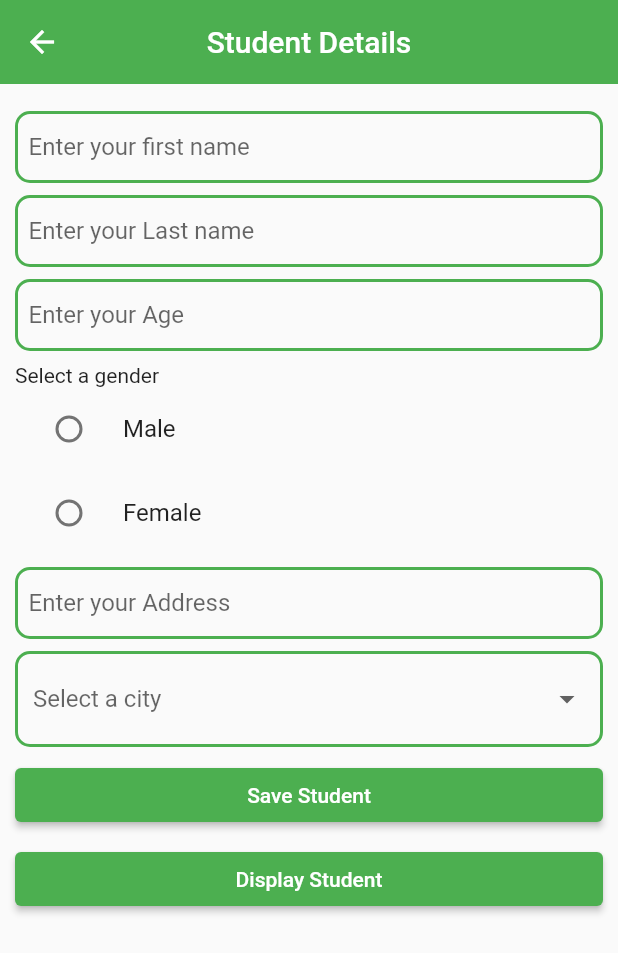
After one commit to prashant133/mobile_class, a Flutter app: the screen it shows after launch, after a tap on "Student", on a phone screen of 412 x 824 dp. The commit adds this screen. Shown: the top 953 px of the screen. Run offline on Flutter 3.47's test engine with Material 2 defaults, Android fonts, the phone set to English and light mode, and no system bars; network calls fail.

Commit message:
student_details

```diff
--- a/lib/app.dart
+++ b/lib/app.dart
@@ -10,6 +10,7 @@ import 'package:batch_30a/view/number_generator_view.dart';
 import 'package:batch_30a/view/output_screen.dart';
 import 'package:batch_30a/view/rich_text.dart';
 import 'package:batch_30a/view/si_view.dart';
+import 'package:batch_30a/view/student_details.dart';
 import 'package:flutter/material.dart';
 
 class App extends StatelessWidget {
@@ -32,6 +33,7 @@ class App extends StatelessWidget {
         '/outputRoute' : (context) => const OutputScreenView(),
         '/containerRoute' : (context) => const ContainerView(),
         '/loadRoute' :  (context) => const LoadImageView(),
+        '/studentRoute' : (context) => const StudentView(),
       },
     );
   }
--- /dev/null
+++ b/lib/model/student_details.dart
@@ -0,0 +1,5 @@
+class StudentDetails {
+  String saveStudent(String firstname) {
+    return firstname;
+  }
+}
--- a/lib/view/arithemtic_view.dart
+++ b/lib/view/arithemtic_view.dart
@@ -132,6 +132,7 @@ class _ArithmeticViewState extends State<ArithmeticView> {
                     onPressed: () {
                       if (myKey.currentState!.validate()) {
                         sub();
+                        Navigator.pushNamed(context, '/outputRoute');
                       }
                     },
                     child: const Text('SUB'),
--- a/lib/view/dashboard.dart
+++ b/lib/view/dashboard.dart
@@ -17,26 +17,35 @@ class DashboardView extends StatelessWidget {
           child: Column(
             crossAxisAlignment: CrossAxisAlignment.stretch,
             children: [
-              const SizedBox(height: 8),
+              const SizedBox(
+                height: 8,
+              ),
               ElevatedButton(
                 onPressed: () {
                   Navigator.pushNamed(context, '/siRoute');
                 },
                 child: const Text('Simple Interest'),
               ),
-              const SizedBox(height: 8),
+              const SizedBox(
+                height: 8,
+              ),
               ElevatedButton(
                 onPressed: () {
                   Navigator.pushNamed(context, '/addRoute');
                 },
                 child: const Text('Arithmetic'),
               ),
-              const SizedBox(height: 8),
+              const SizedBox(
+                height: 8,
+              ),
               ElevatedButton(
                 onPressed: () {
                   Navigator.pushNamed(context, '/areaRoute');
                 },
                 child: const Text('Areaofcircle'),
+              ),
+               const SizedBox(
+                height: 8,
               ),
               ElevatedButton(
                 onPressed: () {
@@ -44,11 +53,17 @@ class DashboardView extends StatelessWidget {
                 },
                 child: const Text('ChangeName'),
               ),
+               const SizedBox(
+                height: 8,
+              ),
               ElevatedButton(
                 onPressed: () {
                   Navigator.pushNamed(context, '/RichRoute');
                 },
                 child: const Text('RichText'),
+              ),
+               const SizedBox(
+                height: 8,
               ),
               ElevatedButton(
                 onPressed: () {
@@ -56,11 +71,17 @@ class DashboardView extends StatelessWidget {
                 },
                 child: const Text('Column'),
               ),
+               const SizedBox(
+                height: 8,
+              ),
               ElevatedButton(
                 onPressed: () {
                   Navigator.pushNamed(context, '/NumberRoute');
                 },
                 child: const Text('Number Generator'),
+              ),
+               const SizedBox(
+                height: 8,
               ),
               ElevatedButton(
                 onPressed: () {
@@ -68,17 +89,32 @@ class DashboardView extends StatelessWidget {
                 },
                 child: const Text('Output Screen'),
               ),
+               const SizedBox(
+                height: 8,
+              ),
               ElevatedButton(
                 onPressed: () {
                   Navigator.pushNamed(context, '/containerRoute');
                 },
                 child: const Text('Container'),
               ),
+               const SizedBox(
+                height: 8,
+              ),
               ElevatedButton(
                 onPressed: () {
                   Navigator.pushNamed(context, '/loadRoute');
                 },
                 child: const Text('Load'),
+              ),
+               const SizedBox(
+                height: 8,
+              ),
+              ElevatedButton(
+                onPressed: () {
+                  Navigator.pushNamed(context, '/studentRoute');
+                },
+                child: const Text('Student'),
               ),
             ],
           ),
--- /dev/null
+++ b/lib/view/student_details.dart
@@ -0,0 +1,263 @@
+import 'package:batch_30a/model/student_details.dart';
+import 'package:flutter/material.dart';
+
+enum Gender { male, female }
+
+enum City { newyork, california, sydney, berlin, paris }
+
+class StudentView extends StatefulWidget {
+  const StudentView({super.key});
+
+  @override
+  State<StudentView> createState() => _StudentViewState();
+}
+
+class _StudentViewState extends State<StudentView> {
+  late StudentDetails studentDetails;
+  Gender? _selectedGender;
+
+  final firstNameController = TextEditingController();
+  final lastNameController = TextEditingController();
+  final ageController = TextEditingController();
+  final addressController = TextEditingController();
+  final cityController = TextEditingController();
+
+  @override
+  void dispose() {
+    // TODO: implement dispose
+    firstNameController.dispose();
+    lastNameController.dispose();
+    ageController.dispose();
+    addressController.dispose();
+    cityController.dispose();
+    super.dispose();
+  }
+
+  void saveStudent() {
+    studentDetails = StudentDetails();
+    setState(() {
+      studentDetails.saveStudent(firstNameController.text);
+    });
+  }
+
+  final myKey = GlobalKey<FormState>();
+  @override
+  Widget build(BuildContext context) {
+    return Theme(
+      data: ThemeData(
+        colorScheme:
+            ColorScheme.fromSwatch().copyWith(primary: Colors.green.shade500),
+      ),
+      child: Scaffold(
+        appBar: AppBar(
+          title: const Text("Student Details"),
+          centerTitle: true,
+          elevation: 0,
+        ),
+        body: SingleChildScrollView(
+          child: Container(
+            padding: const EdgeInsets.all(10),
+            child: Column(
+              children: [
+                const SizedBox(
+                  height: 8,
+                ),
+                TextFormField(
+                  decoration: InputDecoration(
+                    focusedBorder: OutlineInputBorder(
+                      borderRadius: BorderRadius.circular(10),
+                      borderSide: const BorderSide(
+                        color: Colors.orange,
+                        width: 2,
+                      ),
+                    ),
+                    enabledBorder: OutlineInputBorder(
+                      borderRadius: BorderRadius.circular(10),
+                      borderSide: const BorderSide(
+                        color: Colors.green,
+                        width: 2,
+                      ),
+                    ),
+                    contentPadding: const EdgeInsets.all(9),
+                    hintText: 'Enter your first name',
+                  ),
+                  validator: (value) {
+                    if (value!.isEmpty) {
+                      return 'Enter your first name';
+                    }
+                    return null;
+                  },
+                ),
+                const SizedBox(
+                  height: 8,
+                ),
+                TextFormField(
+                  decoration: InputDecoration(
+                    focusedBorder: OutlineInputBorder(
+                      borderRadius: BorderRadius.circular(10),
+                      borderSide: const BorderSide(
+                        color: Colors.orange,
+                        width: 2,
+                      ),
+                    ),
+                    enabledBorder: OutlineInputBorder(
+                      borderRadius: BorderRadius.circular(10),
+                      borderSide: const BorderSide(
+                        color: Colors.green,
+                        width: 2,
+                      ),
+                    ),
+                    contentPadding: const EdgeInsets.all(9),
+                    hintText: 'Enter your Last name',
+                  ),
+                ),
+                const SizedBox(
+                  height: 8,
+                ),
+                TextFormField(
+                  keyboardType: TextInputType.number,
+                  decoration: InputDecoration(
+                    focusedBorder: OutlineInputBorder(
+                      borderRadius: BorderRadius.circular(10),
+                      borderSide: const BorderSide(
+                        color: Colors.orange,
+                        width: 2,
+                      ),
+                    ),
+                    enabledBorder: OutlineInputBorder(
+                      borderRadius: BorderRadius.circular(10),
+                      borderSide: const BorderSide(
+                        color: Colors.green,
+                        width: 2,
+                      ),
+                    ),
+                    contentPadding: const EdgeInsets.all(9),
+                    hintText: 'Enter your Age',
+                  ),
+                ),
+                const SizedBox(
+                  height: 8,
+                ),
+                const Align(
+                  alignment: Alignment.centerLeft,
+                  child: Text(
+                    "Select a gender",
+                  ),
+                ),
+                RadioListTile<Gender>(
+                  title: const Text('Male'),
+                  value: Gender.male,
+                  groupValue: _selectedGender,
+                  onChanged: (value) {
+                    setState(
+                      () {
+                        _selectedGender = value;
+                      },
+                    );
+                  },
+                ),
+                RadioListTile<Gender>(
+                  title: const Text('Female'),
+                  value: Gender.female,
+                  groupValue: _selectedGender,
+                  onChanged: (value) {
+                    setState(
+                      () {
+                        _selectedGender = value;
+                      },
+                    );
+                  },
+                ),
+                const SizedBox(
+                  height: 8,
+                ),
+                TextFormField(
+                  decoration: InputDecoration(
+                    focusedBorder: OutlineInputBorder(
+                      borderRadius: BorderRadius.circular(10),
+                      borderSide: const BorderSide(
+                        color: Colors.orange,
+                        width: 2,
+                      ),
+                    ),
+                    enabledBorder: OutlineInputBorder(
+                      borderRadius: BorderRadius.circular(10),
+                      borderSide: const BorderSide(
+                        color: Colors.green,
+                        width: 2,
+                      ),
+                    ),
+                    contentPadding: const EdgeInsets.all(9),
+                    hintText: 'Enter your Address',
+                  ),
+                ),
+                const SizedBox(
+                  height: 8,
+                ),
+                DropdownButtonFormField<City>(
+                  decoration: InputDecoration(
+                    focusedBorder: OutlineInputBorder(
+                      borderRadius: BorderRadius.circular(10),
+                      borderSide: const BorderSide(
+                        color: Colors.orange,
+                        width: 2,
+                      ),
+                    ),
+                    enabledBorder: OutlineInputBorder(
+                      borderRadius: BorderRadius.circular(10),
+                      borderSide: const BorderSide(
+                        color: Colors.green,
+                        width: 2,
+                      ),
+                    ),
+                    labelText: "Select a city",
+                    border: const OutlineInputBorder(),
+                  ),
+                  items: City.values.map((City city) {
+                    return DropdownMenuItem<City>(
+                      value: city,
+                      child: Text(city.toString().split('.').last),
+                    );
+                  }).toList(),
+                  onChanged: (City? selectedCity) {
+                    // Handle selected city
+                  },
+                ),
+                const SizedBox(
+                  height: 8,
+                ),
+                SizedBox(
+                  width: double.infinity,
+                  child: ElevatedButton(
+                    onPressed: () {
+                      null;
+                    },
+                    child: const Text(
+                      "Save Student",
+                    ),
+                  ),
+                ),
+                const SizedBox(
+                  height: 8,
+                ),
+                SizedBox(
+                  width: double.infinity,
+                  child: ElevatedButton(
+                    onPressed: () {
+                      if (myKey.currentState!.validate()) {
+                        print('this is test');
+                      }
+                    },
+                    child: const Text(
+                      "Display Student",
+                    ),
+                  ),
+                ),
+              ],
+            ),
+          ),
+        ),
+      ),
+    );
+  }
+}
```
